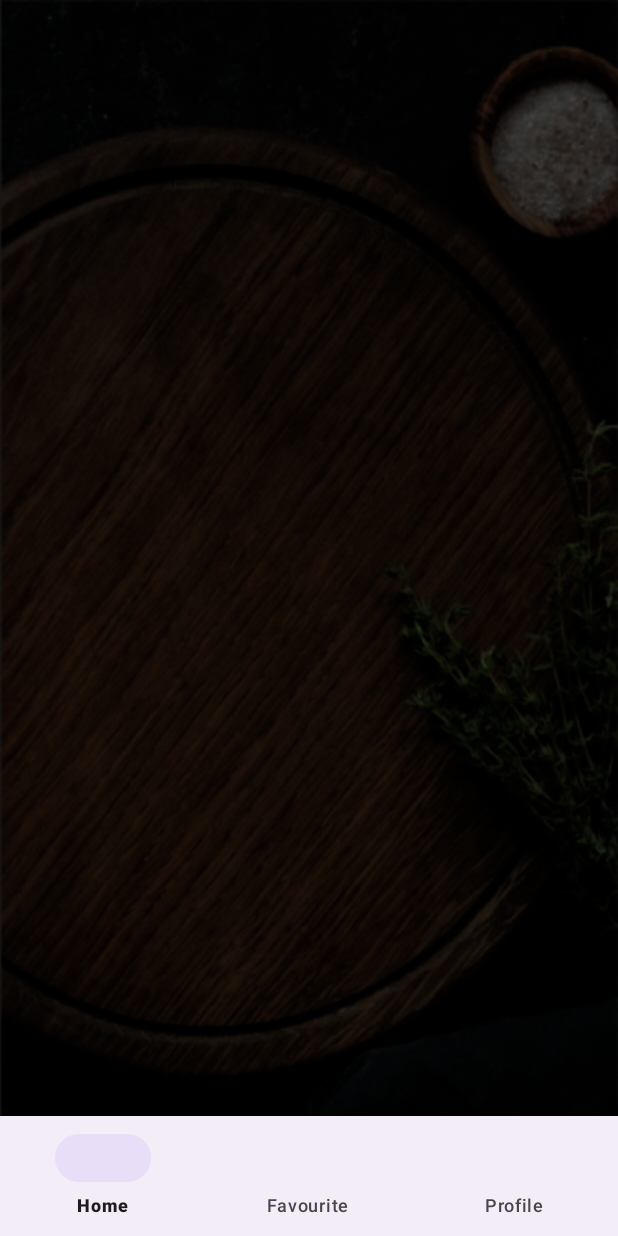
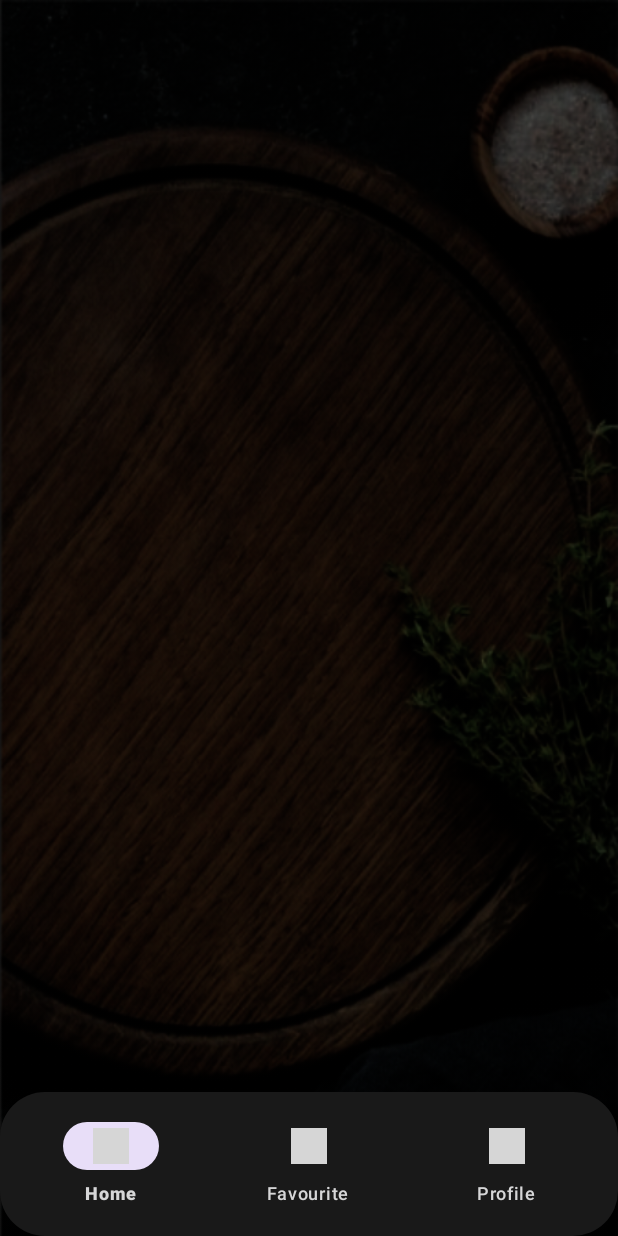
Before and after one commit to Muffin5/CookMatch, an Android app: the layout activity_home.xml on its own in the app's theme, with its tools: preview values and no code run, on a phone screen of 412 x 824 dp. Run offline under Robolectric (Android 15) with nearby library versions, the phone set to English and light mode, and no system bars; grey boxes are pictures that could not be loaded.

Commit message:
Status bar color changed

```diff
--- a/CookMatch/app/src/main/java/muffin/experiments/cookmatch/BottomSheetFragment.java
+++ b/CookMatch/app/src/main/java/muffin/experiments/cookmatch/BottomSheetFragment.java
@@ -36,7 +36,7 @@ public class BottomSheetFragment extends Fragment {
         // Here, we have created new array list and added data to it
         ArrayList<CourseModel> courseModelArrayList = new ArrayList<CourseModel>();
         courseModelArrayList.add(new CourseModel("DSA in Java", 4));
-        courseModelArrayList.add(new CourseModel("Java Course", 3));
+        courseModelArrayList.add(new CourseModel("Java Course", 4));
         courseModelArrayList.add(new CourseModel("C++ Course", 4));
         courseModelArrayList.add(new CourseModel("DSA in C++", 4));
         courseModelArrayList.add(new CourseModel("Kotlin for Android", 4));
--- a/CookMatch/app/src/main/java/muffin/experiments/cookmatch/CourseModel.java
+++ b/CookMatch/app/src/main/java/muffin/experiments/cookmatch/CourseModel.java
@@ -3,7 +3,7 @@ package muffin.experiments.cookmatch;
 public class CourseModel {
     private String course_name;
     private int course_rating;
-    private int course_image;
+    private int course_image = R.drawable.imagegegege;
 
     // Constructor
     public CourseModel(String course_name, int course_rating) {
--- /dev/null
+++ b/CookMatch/app/src/main/res/drawable/round_courners_nav.xml
@@ -0,0 +1,10 @@
+<?xml version="1.0" encoding="utf-8"?>
+<shape xmlns:android="http://schemas.android.com/apk/res/android">
+    <solid android:color="#191919"/>
+    <corners android:radius="30dp"/>
+    <padding android:left="8dp"
+        android:bottom="8dp"
+        android:right="8dp"
+        android:top="8dp" />
+
+</shape>
--- a/CookMatch/app/src/main/res/layout/activity_home.xml
+++ b/CookMatch/app/src/main/res/layout/activity_home.xml
@@ -24,10 +24,12 @@
         android:id="@+id/bottomNavigationView"
         android:layout_width="match_parent"
         android:layout_height="wrap_content"
+        app:itemTextColor="@color/white"
         app:layout_constraintBottom_toBottomOf="parent"
         app:layout_constraintEnd_toEndOf="parent"
         app:layout_constraintStart_toStartOf="parent"
-        app:menu="@menu/bottom_nav_menu"/>
+        app:menu="@menu/bottom_nav_menu"
+        android:background="@drawable/round_courners_nav"/>
 
 
 </androidx.constraintlayout.widget.ConstraintLayout>
--- a/CookMatch/app/src/main/res/layout/fragment_home.xml
+++ b/CookMatch/app/src/main/res/layout/fragment_home.xml
@@ -49,7 +49,7 @@
             android:layout_width="match_parent"
             android:layout_height="match_parent"
             app:behavior_hideable="false"
-            app:behavior_peekHeight="380dp"
+            app:behavior_peekHeight="350dp"
             app:layout_behavior="com.google.android.material.bottomsheet.BottomSheetBehavior"
             app:layout_constraintBottom_toBottomOf="parent"
             app:layout_constraintEnd_toEndOf="parent"
--- a/CookMatch/app/src/main/res/menu/bottom_nav_menu.xml
+++ b/CookMatch/app/src/main/res/menu/bottom_nav_menu.xml
@@ -3,11 +3,14 @@
 
     <item
         android:title="Home"
-        android:id="@+id/nav_home"/>
+        android:id="@+id/nav_home"
+        android:icon="@drawable/imagegegege"/>
     <item
         android:title="Favourite"
-        android:id="@+id/nav_favourite"/>
+        android:id="@+id/nav_favourite"
+        android:icon="@drawable/imagegegege"/>
     <item
         android:title="Profile"
-        android:id="@+id/nav_profile"/>
+        android:id="@+id/nav_profile"
+        android:icon="@drawable/imagegegege"/>
 </menu>
--- a/CookMatch/app/src/main/res/values/themes.xml
+++ b/CookMatch/app/src/main/res/values/themes.xml
@@ -3,6 +3,10 @@
     <style name="Base.Theme.CookMatch" parent="Theme.Material3.DayNight.NoActionBar">
         <!-- Customize your light theme here. -->
         <!-- <item name="colorPrimary">@color/my_light_primary</item> -->
+        <item name="colorPrimary">@color/white</item>
+        <item name="android:statusBarColor">
+            @android:color/black
+        </item>
     </style>
 
     <style name="Theme.CookMatch" parent="Base.Theme.CookMatch" />
```
Also changed, not shown: CookMatch/app/src/main/res/layout/card_layout.xml (+7 -4 lines), CookMatch/app/src/main/res/layout/fragment_bottom_sheet.xml (+12 -2 lines).
